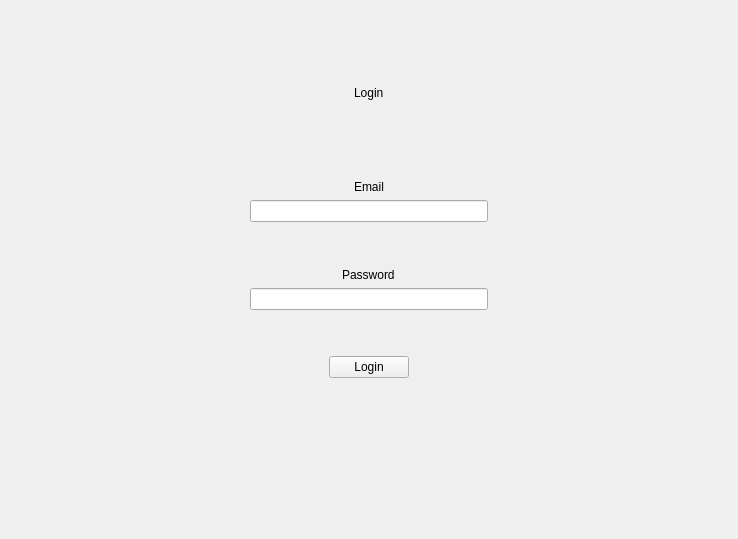
Qt form loginpage.ui (SahisN/PasswordManager) before a commit.
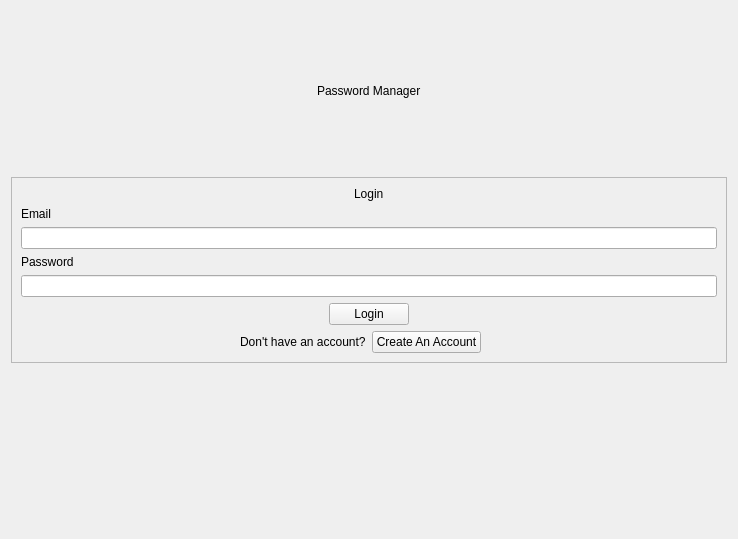
The same form after that commit.

Commit message: added read and write classes

```diff
--- a/loginpage.ui
+++ b/loginpage.ui
@@ -14,179 +14,87 @@
    <string>Form</string>
   </property>
   <layout class="QVBoxLayout" name="verticalLayout">
-   <item>
-    <spacer name="verticalSpacer_2">
-     <property name="orientation">
-      <enum>Qt::Orientation::Vertical</enum>
-     </property>
-     <property name="sizeHint" stdset="0">
-      <size>
-       <width>20</width>
-       <height>40</height>
-      </size>
-     </property>
-    </spacer>
-   </item>
-   <item alignment="Qt::AlignmentFlag::AlignHCenter|Qt::AlignmentFlag::AlignTop">
-    <widget class="QLabel" name="label">
+   <item alignment="Qt::AlignmentFlag::AlignHCenter">
+    <widget class="QLabel" name="title">
      <property name="text">
-      <string>Login</string>
+      <string>Password Manager</string>
      </property>
     </widget>
    </item>
    <item>
-    <spacer name="verticalSpacer_3">
-     <property name="orientation">
-      <enum>Qt::Orientation::Vertical</enum>
-     </property>
-     <property name="sizeHint" stdset="0">
-      <size>
-       <width>20</width>
-       <height>40</height>
-      </size>
-     </property>
-    </spacer>
-   </item>
-   <item>
-    <layout class="QVBoxLayout" name="verticalLayout_2">
+    <layout class="QHBoxLayout" name="horizontalLayout_2">
      <item>
-      <layout class="QVBoxLayout" name="verticalLayout_3">
-       <item alignment="Qt::AlignmentFlag::AlignHCenter|Qt::AlignmentFlag::AlignBottom">
-        <widget class="QLabel" name="label_2">
-         <property name="text">
-          <string>Email</string>
-         </property>
-        </widget>
-       </item>
-       <item>
-        <layout class="QHBoxLayout" name="horizontalLayout">
-         <item>
-          <spacer name="horizontalSpacer">
-           <property name="orientation">
-            <enum>Qt::Orientation::Horizontal</enum>
-           </property>
-           <property name="sizeHint" stdset="0">
-            <size>
-             <width>40</width>
-             <height>20</height>
-            </size>
-           </property>
-          </spacer>
-         </item>
-         <item>
-          <widget class="QLineEdit" name="lineEdit"/>
-         </item>
-         <item>
-          <spacer name="horizontalSpacer_2">
-           <property name="orientation">
-            <enum>Qt::Orientation::Horizontal</enum>
-           </property>
-           <property name="sizeHint" stdset="0">
-            <size>
-             <width>40</width>
-             <height>20</height>
-            </size>
-           </property>
-          </spacer>
-         </item>
-        </layout>
-       </item>
-       <item>
-        <spacer name="verticalSpacer_5">
-         <property name="orientation">
-          <enum>Qt::Orientation::Vertical</enum>
-         </property>
-         <property name="sizeHint" stdset="0">
-          <size>
-           <width>20</width>
-           <height>40</height>
-          </size>
-         </property>
-        </spacer>
-       </item>
-       <item alignment="Qt::AlignmentFlag::AlignHCenter|Qt::AlignmentFlag::AlignBottom">
-        <widget class="QLabel" name="label_3">
-         <property name="text">
-          <string>Password</string>
-         </property>
-        </widget>
-       </item>
-       <item>
-        <layout class="QHBoxLayout" name="horizontalLayout_2">
-         <item>
-          <spacer name="horizontalSpacer_3">
-           <property name="orientation">
-            <enum>Qt::Orientation::Horizontal</enum>
-           </property>
-           <property name="sizeHint" stdset="0">
-            <size>
-             <width>40</width>
-             <height>20</height>
-            </size>
-           </property>
-          </spacer>
-         </item>
-         <item>
-          <widget class="QLineEdit" name="lineEdit_2">
-           <property name="readOnly">
-            <bool>false</bool>
-           </property>
-          </widget>
-         </item>
-         <item>
-          <spacer name="horizontalSpacer_4">
-           <property name="orientation">
-            <enum>Qt::Orientation::Horizontal</enum>
-           </property>
-           <property name="sizeHint" stdset="0">
-            <size>
-             <width>40</width>
-             <height>20</height>
-            </size>
-           </property>
-          </spacer>
-         </item>
-        </layout>
-       </item>
-       <item>
-        <spacer name="verticalSpacer_4">
-         <property name="orientation">
-          <enum>Qt::Orientation::Vertical</enum>
-         </property>
-         <property name="sizeHint" stdset="0">
-          <size>
-           <width>20</width>
-           <height>40</height>
-          </size>
-         </property>
-        </spacer>
-       </item>
-       <item alignment="Qt::AlignmentFlag::AlignHCenter|Qt::AlignmentFlag::AlignTop">
-        <widget class="QPushButton" name="pushButton">
-         <property name="text">
-          <string>Login</string>
-         </property>
-        </widget>
-       </item>
-      </layout>
+      <widget class="QFrame" name="frame">
+       <property name="frameShape">
+        <enum>QFrame::Shape::StyledPanel</enum>
+       </property>
+       <property name="frameShadow">
+        <enum>QFrame::Shadow::Raised</enum>
+       </property>
+       <layout class="QVBoxLayout" name="verticalLayout_2">
+        <item alignment="Qt::AlignmentFlag::AlignHCenter">
+         <widget class="QLabel" name="pageName">
+          <property name="text">
+           <string>Login</string>
+          </property>
+         </widget>
+        </item>
+        <item>
+         <widget class="QLabel" name="emailLabel">
+          <property name="text">
+           <string>Email</string>
+          </property>
+         </widget>
+        </item>
+        <item>
+         <widget class="QLineEdit" name="emailInput"/>
+        </item>
+        <item>
+         <widget class="QLabel" name="passwordLabel">
+          <property name="text">
+           <string>Password</string>
+          </property>
+         </widget>
+        </item>
+        <item>
+         <widget class="QLineEdit" name="passwordInput"/>
+        </item>
+        <item alignment="Qt::AlignmentFlag::AlignHCenter">
+         <widget class="QPushButton" name="loginButton">
+          <property name="text">
+           <string>Login</string>
+          </property>
+         </widget>
+        </item>
+        <item>
+         <layout class="QHBoxLayout" name="horizontalLayout">
+          <item alignment="Qt::AlignmentFlag::AlignRight">
+           <widget class="QLabel" name="label">
+            <property name="text">
+             <string>Don't have an account?</string>
+            </property>
+           </widget>
+          </item>
+          <item alignment="Qt::AlignmentFlag::AlignLeft">
+           <widget class="QPushButton" name="createAccountButton">
+            <property name="text">
+             <string>Create An Account</string>
+            </property>
+           </widget>
+          </item>
+         </layout>
+        </item>
+       </layout>
+      </widget>
      </item>
     </layout>
    </item>
    <item>
-    <spacer name="verticalSpacer">
-     <property name="orientation">
-      <enum>Qt::Orientation::Vertical</enum>
+    <widget class="QLabel" name="label_2">
+     <property name="text">
+      <string/>
      </property>
-     <property name="sizeType">
-      <enum>QSizePolicy::Policy::Fixed</enum>
-     </property>
-     <property name="sizeHint" stdset="0">
-      <size>
-       <width>20</width>
-       <height>150</height>
-      </size>
-     </property>
-    </spacer>
+    </widget>
    </item>
   </layout>
  </widget>
```
The commit also changes 22 other files.
